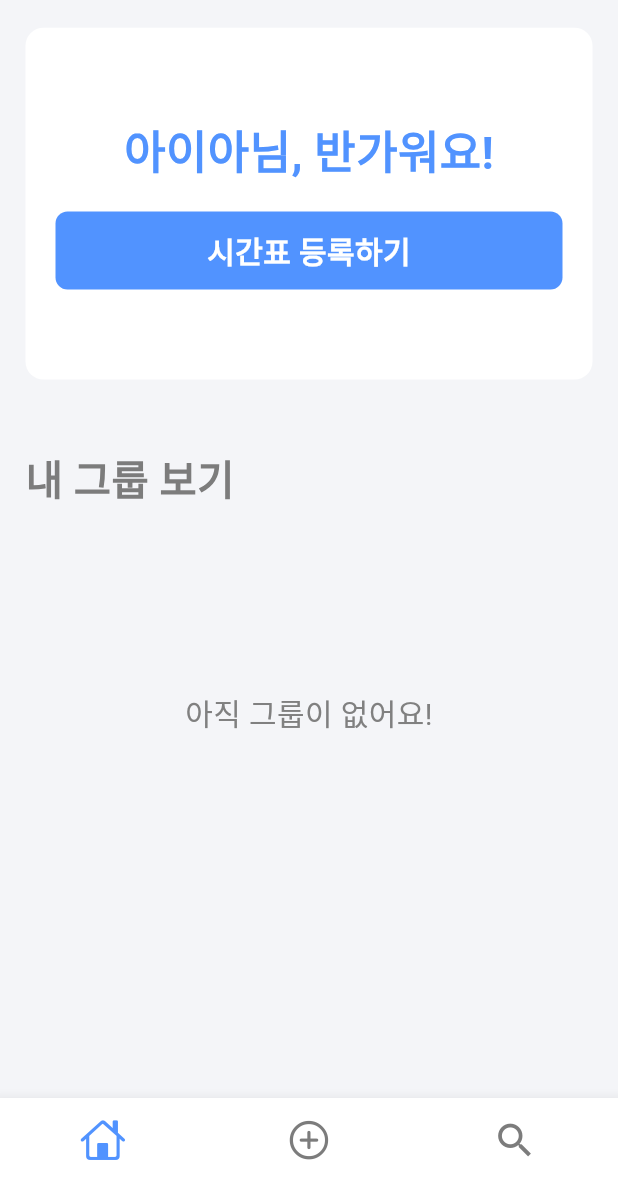
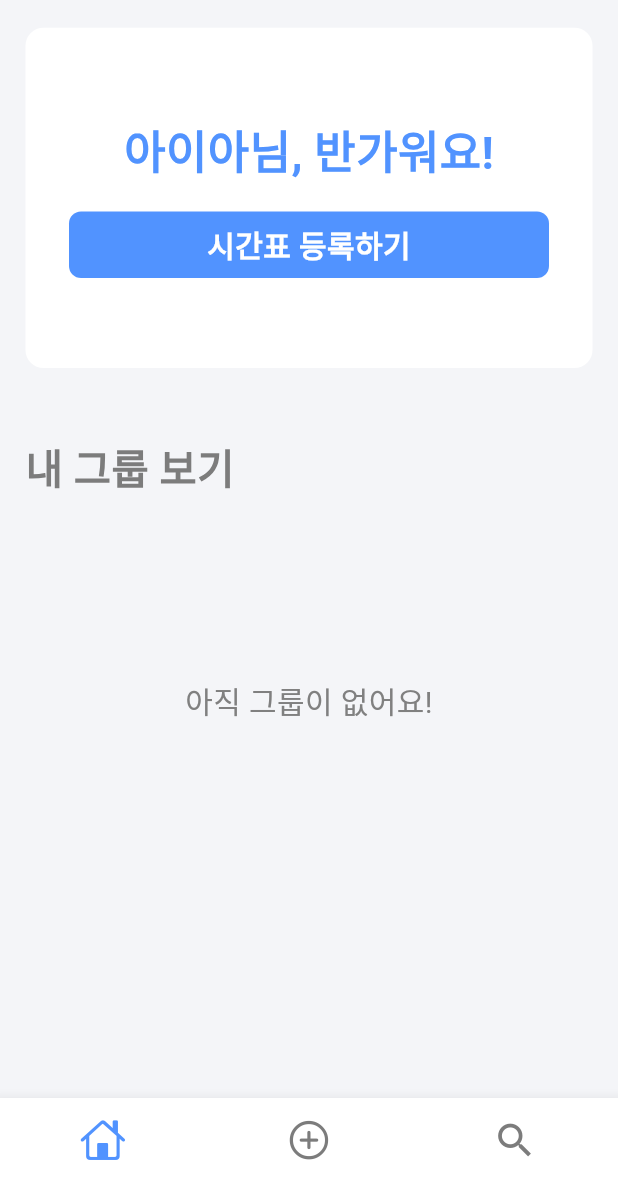
Before and after one commit to AIIA-GCU/VinTeum-FE, a Flutter app: the screen it shows after launch, after a tap on "Register", after a tap on "회원가입", on a phone screen of 412 x 824 dp, the part 54-1236 px from its top. Run offline on Flutter 3.47's test engine with Material 3 defaults, Android fonts, the phone set to English and light mode, and no system bars; our stand-ins replace image_picker; Roboto replaces fonts that are missing (Pretendard).

Commit message:
[chore] 위젯 수정
- 커스텀 버튼 크기 조정 가능하도록 수정

```diff
--- a/lib/Page/Detail_Screen1.dart
+++ b/lib/Page/Detail_Screen1.dart
@@ -115,6 +115,8 @@ class DetailScreen extends StatelessWidget {
                 height: ratio.height * 30,
               ),
               CustomButton(text: "그룹 삭제",
+                  width: 315,
+                  height: 42,
                   func: () {
                 CustomDialog(context: context, title: "그룹 삭제", dialogContent: "그룹을 삭제하시겠습니까?", buttonText: "", buttonCount: 2, func: () {});
                   },
--- a/lib/Page/Detail_Screen3.dart
+++ b/lib/Page/Detail_Screen3.dart
@@ -62,7 +62,7 @@ class DetailScreen3 extends StatelessWidget {
 
                     SizedBox(height: ratio.height * 500),
 
-                    CustomButton(text: '확인', func: (){Navigator.pop(context);}, buttonCount: 1)
+                    CustomButton(text: '확인', width: 315,height: 42, func: (){Navigator.pop(context);}, buttonCount: 1)
                   ],
 
                 ),
--- a/lib/Page/Home_Screen.dart
+++ b/lib/Page/Home_Screen.dart
@@ -91,6 +91,8 @@ class _HomeScreenState extends State<HomeScreen> {
                           padding: const EdgeInsets.symmetric(horizontal: 20),
                           child: CustomButton(
                               text: "시간표 등록하기",
+                              width: 320,
+                              height: 48,
                               func: () {
                                 Navigator.push(
                                     context,
--- a/lib/Page/Login_Register_Screen.dart
+++ b/lib/Page/Login_Register_Screen.dart
@@ -320,6 +320,8 @@ class _LoginSignupScreenState extends State<LoginSignupScreen> {
 
                                 CustomButton(
                                     text: "회원가입",
+                                    width: 150,
+                                    height: 48,
                                     func: (){Navigator.push(context, MaterialPageRoute(builder: (context) => RootTab()));},
                                     buttonCount: 1),
 
@@ -444,6 +446,8 @@ class _LoginSignupScreenState extends State<LoginSignupScreen> {
                                 // ),
                                 CustomButton(
                                     text: "로그인",
+                                    width: 150,
+                                    height: 48,
                                     func: (){Navigator.push(context, MaterialPageRoute(builder: (context) => RootTab()));},
                                     buttonCount: 1),
                               ],
--- a/lib/Page/Make_Screen.dart
+++ b/lib/Page/Make_Screen.dart
@@ -67,6 +67,8 @@ class _MakeScreenState extends State<MakeScreen> {
               Spacer(),
               CustomButton(
                   text: "생성",
+                  width: 358,
+                  height: 48,
                   func: () {
                     setState(() {
                       selected = true;
--- a/lib/Page/Search_Screen.dart
+++ b/lib/Page/Search_Screen.dart
@@ -60,6 +60,8 @@ class _SearchScreenState extends State<SearchScreen> {
               Spacer(),
               CustomButton(
                   text: "참여",
+                  width: 358,
+                  height: 48,
                   func: () {
                     setState(() {
                       if (codeNameController.text.isNotEmpty) {
--- a/lib/widget/custom_button.dart
+++ b/lib/widget/custom_button.dart
@@ -8,7 +8,11 @@ class CustomButton extends StatelessWidget {
   final Color textColor;
   final Color backgroundColor;
   final int buttonCount;
+  final int width;
+  final int height;
   const CustomButton({
+    required this.width,
+    required this.height,
     required this.text,
     required this.func,
     this.textColor = Colors.white,
@@ -21,8 +25,8 @@ class CustomButton extends StatelessWidget {
     return InkWell(
       onTap: func,
       child: buttonCount == 1 ? Container(
-        padding: const EdgeInsets.symmetric(vertical: 11),
-        width: double.infinity,
+        width: ratio.width * width,
+        height: ratio.height * height,
         decoration: BoxDecoration(
           color: backgroundColor,
           borderRadius: BorderRadius.circular(8),
@@ -42,8 +46,8 @@ class CustomButton extends StatelessWidget {
         children: [
           Expanded(
             child: Container(
-                padding: const EdgeInsets.symmetric(vertical: 11),
-                width: double.infinity,
+                width: ratio.width * width,
+                height: ratio.height * height,
                 decoration: BoxDecoration(
                   color: VinTeumColors.mainBlue,
                   borderRadius: BorderRadius.circular(8),
@@ -63,8 +67,8 @@ class CustomButton extends StatelessWidget {
           SizedBox(width: ratio.width * 25),
           Expanded(
             child: Container(
-                padding: const EdgeInsets.symmetric(vertical: 11),
-                width: double.infinity,
+                width: ratio.width * width,
+                height: ratio.height * height,
                 decoration: BoxDecoration(
                   color: VinTeumColors.subBlue2,
                   borderRadius: BorderRadius.circular(8),
```
